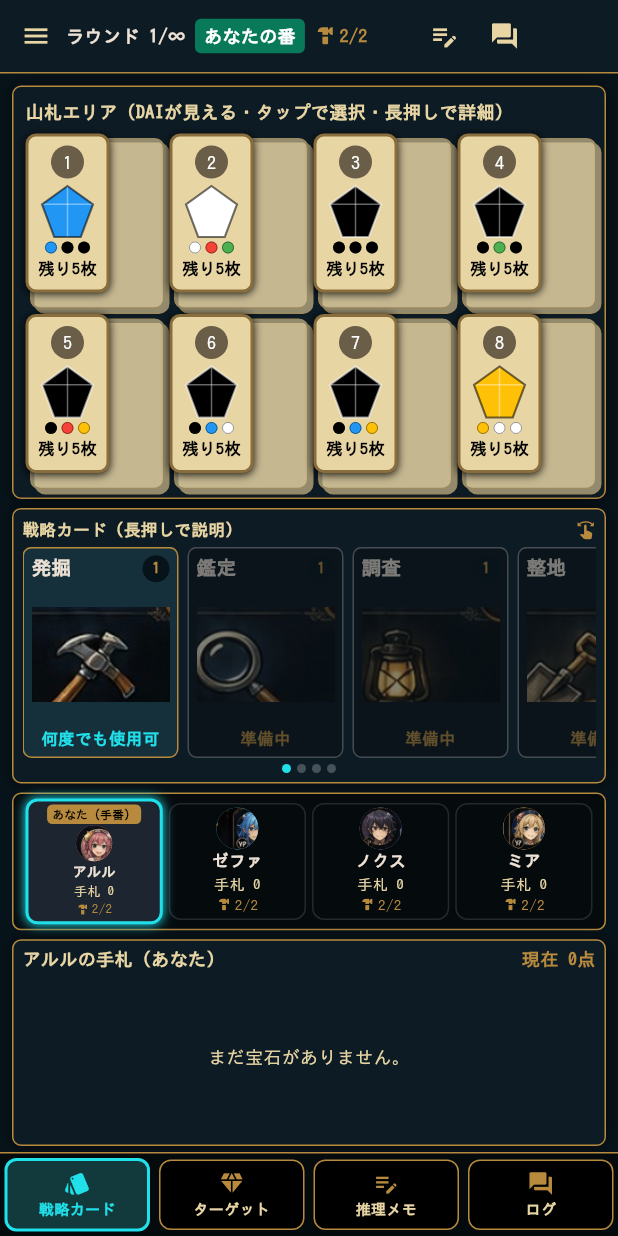
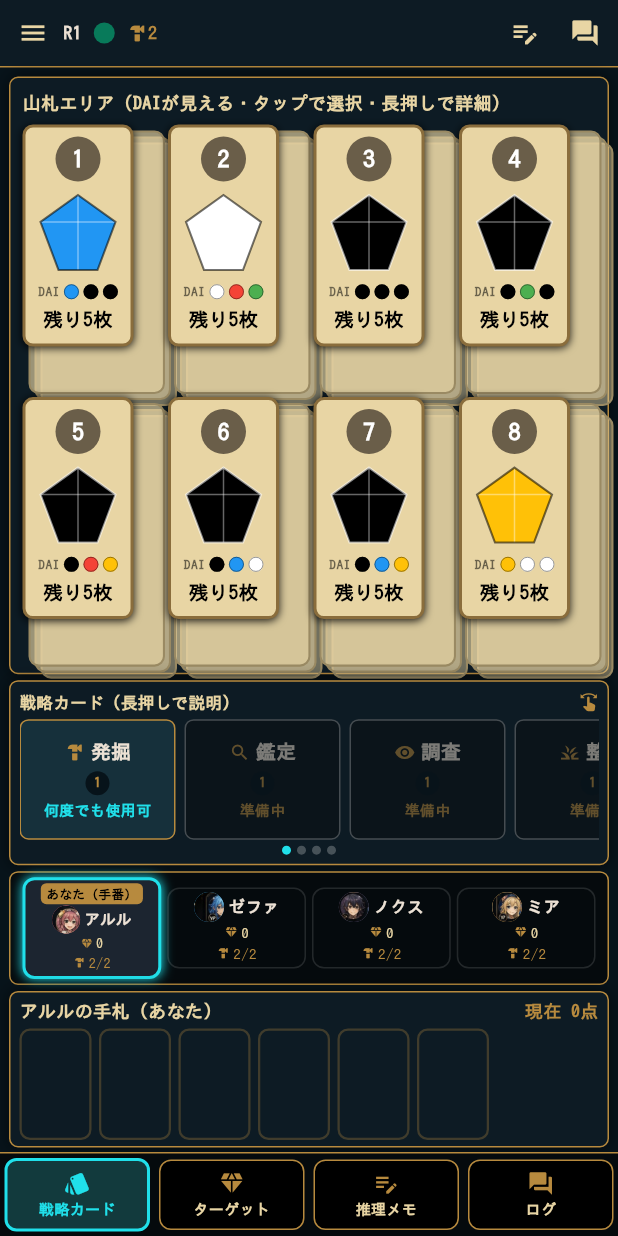
Before and after one commit to perusonao/fakedigger, a Flutter app: the screen it shows after launch, on a phone screen of 412 x 824 dp. Run offline on Flutter 3.47's test engine with Material 3 defaults, Android fonts, the phone set to English and light mode, and no system bars; our stand-ins replace flutter_riverpod, go_router.

Commit message:
山札を主役にしたレイアウトへブラッシュアップ
- 山札エリアの高さ配分を約57%に拡大し、戦略カード・プレイヤー・
  手札エリアはその分コンパクト化（Dashboardのflex比を42:13:8:11に変更）
- 上部ステータスバーをアイコン中心に再設計（ハンバーガー・R+ラウンド数・
  手番を示す色つきドット・ワーカー数・メモ/ログアイコンのみ、テキスト
  ラベルは撤去しTooltipに委譲）
- 戦略カードをアイコン・タイトル・コスト・状態のみの構成にし、挿絵は
  長押し時の詳細ダイアログへ移動（カード高さを大幅に削減）
- プレイヤー表示エリアをアバター+名前/手札枚数/ワーカー数の3行に圧縮
- 自分の手札エリアを手札上限(6)ぶんのスロットを常時表示する構成にし、
  空きスロットも視覚化（HandEmptySlotウィジェットを追加）
- 山札カードの重なり表現を2層→3層に強化し、「DAI」ラベルを追加、
  カード数が増えたぶん内部要素（数字・宝石アイコン・残り枚数）も拡大
- 戦略カードのFittedBox省略により縮小画面で発生していたオーバーフローを修正
- 上記に伴い崩れたウィジェットテストを新デザインに合わせて修正

```diff
--- a/lib/main.dart
+++ b/lib/main.dart
@@ -237,17 +237,19 @@ class Dashboard extends StatelessWidget {
           const StatusBar(),
           Expanded(
             child: Padding(
-              padding: const EdgeInsets.fromLTRB(8, 8, 8, 4),
+              padding: const EdgeInsets.fromLTRB(6, 6, 6, 3),
               child: Column(
                 crossAxisAlignment: CrossAxisAlignment.stretch,
                 children: const [
-                  Expanded(flex: 6, child: DeckArea()),
-                  SizedBox(height: 6),
-                  Expanded(flex: 4, child: StrategyArea()),
-                  SizedBox(height: 6),
-                  Expanded(flex: 2, child: PlayerArea()),
-                  SizedBox(height: 6),
-                  Expanded(flex: 3, child: HandArea()),
+                  // 山札を主役として画面の約6割を割り当てる
+                  // （山札:戦略:プレイヤー:手札 ≒ 420:130:80:110）。
+                  Expanded(flex: 42, child: DeckArea()),
+                  SizedBox(height: 4),
+                  Expanded(flex: 13, child: StrategyArea()),
+                  SizedBox(height: 4),
+                  Expanded(flex: 8, child: PlayerArea()),
+                  SizedBox(height: 4),
+                  Expanded(flex: 11, child: HandArea()),
                 ],
               ),
             ),
@@ -270,8 +272,10 @@ class StatusBar extends ConsumerWidget {
     final awaitingDeck = yourTurn &&
         ref.watch(selectedActionProvider) != null &&
         ref.watch(selectedDeckProvider) == null;
+    final turnTooltip =
+        !yourTurn ? '${current.name}の番' : (awaitingDeck ? '発掘する山を選択' : 'あなたの番');
     return Container(
-      padding: const EdgeInsets.symmetric(horizontal: 4, vertical: 4),
+      padding: const EdgeInsets.symmetric(horizontal: 2, vertical: 2),
       decoration: const BoxDecoration(
         color: kPanel,
         border: Border(bottom: BorderSide(color: kGold)),
@@ -287,56 +291,26 @@ class StatusBar extends ConsumerWidget {
               icon: const Icon(Icons.menu, color: kBeige, size: 20),
             ),
             Text(
-              'ラウンド ${state.round}/∞',
+              'R${state.round}',
               style: const TextStyle(fontWeight: FontWeight.bold, fontSize: 12),
             ),
-            const SizedBox(width: 6),
-            // Spacer（右側の余白）と同じ比重で余白を取り合うと、狭い画面では
-            // 「あなたの番」等が省略されてしまうため、こちらを優先的に広げる。
-            Flexible(
-              flex: 4,
+            const SizedBox(width: 8),
+            // 手番は色つきの丸だけで示す（詳細はTooltipで補足）。
+            Tooltip(
+              message: turnTooltip,
               child: Container(
-                padding: const EdgeInsets.symmetric(horizontal: 6, vertical: 3),
+                width: 14,
+                height: 14,
                 decoration: BoxDecoration(
-                  color: yourTurn ? kSelfTurn : Colors.transparent,
-                  borderRadius: BorderRadius.circular(4),
-                ),
-                child: Row(
-                  mainAxisSize: MainAxisSize.min,
-                  children: [
-                    Flexible(
-                      child: Text(
-                        !yourTurn
-                            ? '${current.name}の番'
-                            : (awaitingDeck ? '発掘する山を選択' : 'あなたの番'),
-                        overflow: TextOverflow.ellipsis,
-                        style: TextStyle(
-                          color: yourTurn ? Colors.white : kBeige,
-                          fontWeight: FontWeight.bold,
-                          fontSize: 12,
-                        ),
-                      ),
-                    ),
-                    if (!yourTurn) ...[
-                      const SizedBox(width: 4),
-                      const SizedBox(
-                        width: 10,
-                        height: 10,
-                        child: CircularProgressIndicator(
-                          strokeWidth: 2,
-                          color: kBeige,
-                        ),
-                      ),
-                    ],
-                  ],
-                ),
-              ),
-            ),
-            const SizedBox(width: 6),
-            const Icon(Icons.hardware, size: 15, color: kGold),
-            const SizedBox(width: 2),
+                  shape: BoxShape.circle,
+                  color: yourTurn ? kSelfTurn : kGold.withValues(alpha: 0.4),
+                ),
+              ),
+            ),
+            const SizedBox(width: 8),
+            const Icon(Icons.hardware, size: 14, color: kGold),
             Text(
-              '${current.workers}/${PlayerState.kWorkersPerPlayer}',
+              '${current.workers}',
               style: const TextStyle(
                   color: kGold, fontWeight: FontWeight.bold, fontSize: 12),
             ),
@@ -476,17 +450,17 @@ class _DeckCardState extends ConsumerState<DeckCard> {
             child: Stack(
               clipBehavior: Clip.none,
               children: [
-                // 背面に2枚重ねて、山札らしい厚みを出す。
+                // 背面に3枚重ねて、山札らしい厚みを出す。
                 if (!deck.isEmpty)
-                  for (var i = 2; i >= 1; i--)
+                  for (var i = 3; i >= 1; i--)
                     Positioned(
-                      left: i * 3.0,
-                      top: i * 3.0,
-                      right: -i * 3.0,
-                      bottom: -i * 3.0,
+                      left: i * 4.0,
+                      top: i * 4.0,
+                      right: -i * 4.0,
+                      bottom: -i * 4.0,
                       child: DecoratedBox(
                         decoration: BoxDecoration(
-                          color: kBeige.withValues(alpha: 0.6),
+                          color: kBeige.withValues(alpha: 0.75 - i * 0.1),
                           borderRadius: BorderRadius.circular(7),
                           border: Border.all(
                               color: const Color(0xff9a8a63), width: 1.4),
@@ -526,34 +500,49 @@ class _DeckCardState extends ConsumerState<DeckCard> {
                       mainAxisSize: MainAxisSize.min,
                       children: [
                         CircleAvatar(
-                          radius: 11,
+                          radius: 15,
                           backgroundColor: const Color(0xff6a5e49),
                           child: Text(
                             '${index + 1}',
                             style: const TextStyle(
-                                color: Colors.white, fontSize: 12),
-                          ),
-                        ),
-                        const SizedBox(height: 2),
+                                color: Colors.white,
+                                fontSize: 16,
+                                fontWeight: FontWeight.bold),
+                          ),
+                        ),
+                        const SizedBox(height: 5),
                         SizedBox(
-                          width: 40,
-                          height: 40,
+                          width: 58,
+                          height: 58,
                           child: Center(
                             child: deck.isEmpty
                                 ? const Icon(Icons.remove_circle_outline,
-                                    color: Colors.black26, size: 28)
-                                : GemIcon(gem: deck.top, size: 34),
+                                    color: Colors.black26, size: 40)
+                                : GemIcon(gem: deck.top, size: 50),
                           ),
                         ),
                         if (!deck.isEmpty) ...[
+                          const SizedBox(height: 4),
+                          Row(
+                            mainAxisSize: MainAxisSize.min,
+                            children: [
+                              const Text(
+                                'DAI',
+                                style: TextStyle(
+                                  color: Colors.black54,
+                                  fontSize: 9,
+                                  fontWeight: FontWeight.bold,
+                                ),
+                              ),
+                              const SizedBox(width: 3),
                               Wrap(
                                 spacing: 3,
                                 alignment: WrapAlignment.center,
                                 children: [
                                   for (final g in hints)
                                     Container(
-                                  width: 8,
-                                  height: 8,
+                                      width: 10,
+                                      height: 10,
                                       decoration: BoxDecoration(
                                         color: g.color,
                                         shape: BoxShape.circle,
@@ -563,14 +552,16 @@ class _DeckCardState extends ConsumerState<DeckCard> {
                                     ),
                                 ],
                               ),
-                          const SizedBox(height: 2),
+                            ],
+                          ),
+                          const SizedBox(height: 3),
                         ],
                         Text(
                           '残り${deck.count}枚',
                           style: const TextStyle(
                             color: Colors.black,
                             fontWeight: FontWeight.bold,
-                            fontSize: 11,
+                            fontSize: 13,
                           ),
                         ),
                       ],
@@ -949,49 +940,56 @@ class ActionCard extends ConsumerWidget {
                 ActionState.used || ActionState.insufficientWorkers => 0.6,
                 ActionState.usable || ActionState.selected => 1,
               },
+              // ゲーム中はアイコン・カード名・コスト・使用状態だけで十分。
+              // 説明文と挿絵はshowActionDetailDialog（長押し）に譲り、
+              // カードの高さを大きく抑える。狭い画面でも収まるよう
+              // FittedBoxで包む（Expandedは使わない）。
+              child: FittedBox(
+                fit: BoxFit.scaleDown,
                 child: Column(
+                  mainAxisSize: MainAxisSize.min,
+                  mainAxisAlignment: MainAxisAlignment.center,
                   children: [
                     Row(
-                    children: [
-                      Expanded(
-                        child: Text(
+                      mainAxisSize: MainAxisSize.min,
+                      children: [
+                        Icon(data.icon, size: 14, color: kGold),
+                        const SizedBox(width: 4),
+                        Text(
                           data.title,
                           maxLines: 1,
                           overflow: TextOverflow.ellipsis,
                           style: const TextStyle(
                               fontSize: 13, fontWeight: FontWeight.bold),
                         ),
-                      ),
+                      ],
+                    ),
+                    const SizedBox(height: 3),
                     CircleAvatar(
-                        radius: 9,
+                      radius: 8,
                       backgroundColor: kBackground,
                       child: Text(
                         '${data.cost}',
                         style: const TextStyle(
                             color: kGold,
-                              fontSize: 11,
+                            fontSize: 10,
                             fontWeight: FontWeight.bold),
                       ),
                     ),
-                    ],
-                  ),
-                  Expanded(
-                    child: Center(
-                      child: Image.asset(data.image, fit: BoxFit.contain),
-                    ),
-                  ),
+                    const SizedBox(height: 3),
                     Text(
                       caption,
                       textAlign: TextAlign.center,
                       maxLines: 1,
                       overflow: TextOverflow.ellipsis,
                       style: TextStyle(
-                      fontSize: 11,
+                        fontSize: 10,
                         color: captionColor,
                         fontWeight: FontWeight.bold,
                       ),
                     ),
                   ],
+                ),
               ),
             ),
           ),
@@ -1018,6 +1016,11 @@ void showActionDetailDialog(BuildContext context, ActionData data) {
         mainAxisSize: MainAxisSize.min,
         crossAxisAlignment: CrossAxisAlignment.start,
         children: [
+          SizedBox(
+            height: 90,
+            child: Center(child: Image.asset(data.image, fit: BoxFit.contain)),
+          ),
+          const SizedBox(height: 8),
           Text('コスト：ワーカー${data.cost}個', style: const TextStyle(color: kBeige)),
           const SizedBox(height: 8),
           Text(data.description, style: const TextStyle(color: kBeige)),
@@ -1135,7 +1138,11 @@ class PlayerTile extends StatelessWidget {
                         ),
                       ),
                     ),
-                  playerAvatar(player, 14),
+                  Row(
+                    mainAxisSize: MainAxisSize.min,
+                    children: [
+                      playerAvatar(player, 10),
+                      const SizedBox(width: 3),
                       Text(
                         player.name,
                         maxLines: 1,
@@ -1143,14 +1150,23 @@ class PlayerTile extends StatelessWidget {
                         style: const TextStyle(
                             fontSize: 11, fontWeight: FontWeight.bold),
                       ),
-                  Text(
-                    '手札 ${player.hand.length}',
-                    style: const TextStyle(color: kBeige, fontSize: 10),
+                    ],
                   ),
                   Row(
                     mainAxisAlignment: MainAxisAlignment.center,
                     children: [
-                      const Icon(Icons.hardware, size: 10, color: kGold),
+                      const Icon(Icons.diamond, size: 9, color: kGold),
+                      const SizedBox(width: 2),
+                      Text(
+                        '${player.hand.length}',
+                        style: const TextStyle(color: kBeige, fontSize: 10),
+                      ),
+                    ],
+                  ),
+                  Row(
+                    mainAxisAlignment: MainAxisAlignment.center,
+                    children: [
+                      const Icon(Icons.hardware, size: 9, color: kGold),
                       const SizedBox(width: 2),
                       Text(
                         '${player.workers}/${PlayerState.kWorkersPerPlayer}',
@@ -1202,23 +1218,24 @@ class HandArea extends ConsumerWidget {
             ],
           ),
           const SizedBox(height: 3),
+          // 手札上限（kHandLimit）ぶんのスロットを常に表示する。埋まって
+          // いない分は空きスロットとして見せ、手札上限＝ゲーム終了条件が
+          // 一目でわかるようにする。
           Expanded(
-            child: viewed.hand.isEmpty
-                ? const Center(
-                    child: Text('まだ宝石がありません。',
-                        style: TextStyle(color: kBeige, fontSize: 12)),
-                  )
-                : ListView.separated(
+            child: ListView.separated(
               scrollDirection: Axis.horizontal,
-                    itemCount: viewed.hand.length,
+              itemCount: kHandLimit,
               separatorBuilder: (_, __) => const SizedBox(width: 5),
-                    itemBuilder: (_, i) => self || viewed.hand[i].revealedToSelf
+              itemBuilder: (_, i) {
+                if (i >= viewed.hand.length) return const HandEmptySlot();
+                return self || viewed.hand[i].revealedToSelf
                     ? HandTile(
                         ownerIndex: viewedIndex,
                         index: i,
                         card: viewed.hand[i],
                       )
-                        : const HandBackTile(),
+                    : const HandBackTile();
+              },
             ),
           ),
         ],
@@ -1307,6 +1324,22 @@ class HandBackTile extends StatelessWidget {
         ),
         child: const Center(
           child: Icon(Icons.diamond, color: kGold, size: 20),
+        ),
+      );
+}
+
+/// 手札上限のうち、まだカードが入っていない空きスロット
+/// （手札上限に達するとゲーム終了、という条件を視覚的に伝える）。
+class HandEmptySlot extends StatelessWidget {
+  const HandEmptySlot({super.key});
+  @override
+  Widget build(BuildContext context) => Container(
+        width: 48,
+        height: 64,
+        decoration: BoxDecoration(
+          color: Colors.transparent,
+          borderRadius: BorderRadius.circular(7),
+          border: Border.all(color: kGold.withValues(alpha: 0.3), width: 1.5),
         ),
       );
 }
```
Also changed, not shown: 1 other file. Lines whose indentation alone changed are shown as unchanged.
